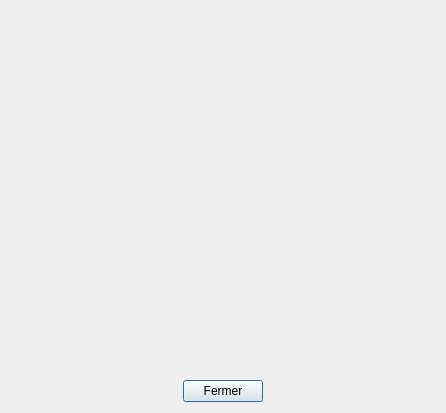
First picture: the form in CasseNoisette/CasseNoisette/aboutdialog.ui, repository raphaeldore/Casse-Noisette, before the edit.
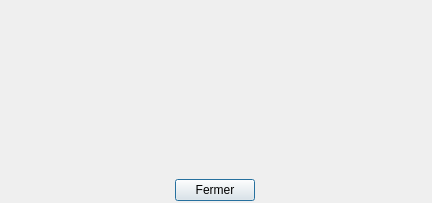
Second picture: the form after the edit. Icons and pictures are not drawn.

Commit message: Adding logo on about window

What changed in the file:
```diff
--- a/CasseNoisette/CasseNoisette/aboutdialog.ui
+++ b/CasseNoisette/CasseNoisette/aboutdialog.ui
@@ -6,28 +6,95 @@
    <rect>
     <x>0</x>
     <y>0</y>
-    <width>446</width>
-    <height>413</height>
+    <width>432</width>
+    <height>203</height>
    </rect>
   </property>
+  <property name="sizePolicy">
+   <sizepolicy hsizetype="Fixed" vsizetype="Fixed">
+    <horstretch>0</horstretch>
+    <verstretch>0</verstretch>
+   </sizepolicy>
+  </property>
+  <property name="minimumSize">
+   <size>
+    <width>432</width>
+    <height>203</height>
+   </size>
+  </property>
+  <property name="maximumSize">
+   <size>
+    <width>432</width>
+    <height>203</height>
+   </size>
+  </property>
   <property name="windowTitle">
    <string>À Propos</string>
   </property>
-  <layout class="QGridLayout" name="gridLayout">
-   <item row="1" column="0">
-    <widget class="QPushButton" name="closeBtn">
-     <property name="sizePolicy">
-      <sizepolicy hsizetype="Fixed" vsizetype="Fixed">
-       <horstretch>0</horstretch>
-       <verstretch>0</verstretch>
-      </sizepolicy>
-     </property>
+  <property name="windowIcon">
+   <iconset>
+    <normaloff>Resources/icon.ico</normaloff>Resources/icon.ico</iconset>
+  </property>
+  <property name="whatsThis">
+   <string notr="true"/>
+  </property>
+  <property name="sizeGripEnabled">
+   <bool>false</bool>
+  </property>
+  <property name="modal">
+   <bool>true</bool>
+  </property>
+  <widget class="QWidget" name="verticalLayoutWidget">
+   <property name="geometry">
+    <rect>
+     <x>0</x>
+     <y>0</y>
+     <width>431</width>
+     <height>201</height>
+    </rect>
+   </property>
+   <layout class="QVBoxLayout" name="verticalLayout">
+    <item>
+     <layout class="QHBoxLayout" name="horizontalLayout_2">
+      <item>
+       <spacer name="horizontalSpacer_2">
+        <property name="orientation">
+         <enum>Qt::Horizontal</enum>
+        </property>
+        <property name="sizeHint" stdset="0">
+         <size>
+          <width>40</width>
+          <height>20</height>
+         </size>
+        </property>
+       </spacer>
+      </item>
+      <item>
+       <widget class="QLabel" name="label">
      <property name="text">
-      <string>Fermer</string>
+         <string/>
+        </property>
+        <property name="pixmap">
+         <pixmap>Resources/about_icon.png</pixmap>
      </property>
     </widget>
    </item>
-   <item row="0" column="0">
+      <item>
+       <spacer name="horizontalSpacer">
+        <property name="orientation">
+         <enum>Qt::Horizontal</enum>
+        </property>
+        <property name="sizeHint" stdset="0">
+         <size>
+          <width>40</width>
+          <height>20</height>
+         </size>
+        </property>
+       </spacer>
+      </item>
+     </layout>
+    </item>
+    <item>
     <spacer name="verticalSpacer">
      <property name="orientation">
       <enum>Qt::Vertical</enum>
@@ -40,8 +107,28 @@
      </property>
     </spacer>
    </item>
-  </layout>
- </widget>
- <resources/>
+    <item>
+     <layout class="QHBoxLayout" name="horizontalLayout">
+      <item>
+       <widget class="QPushButton" name="closeBtn">
+        <property name="sizePolicy">
+         <sizepolicy hsizetype="Fixed" vsizetype="Fixed">
+          <horstretch>0</horstretch>
+          <verstretch>0</verstretch>
+         </sizepolicy>
+        </property>
+        <property name="text">
+         <string>Fermer</string>
+        </property>
+       </widget>
+      </item>
+     </layout>
+    </item>
+   </layout>
+  </widget>
+ </widget>
+ <resources>
+  <include location="cassenoisette.qrc"/>
+ </resources>
  <connections/>
 </ui>
```
Lines whose indentation alone changed are shown as unchanged. The commit also changes 3 other files.
